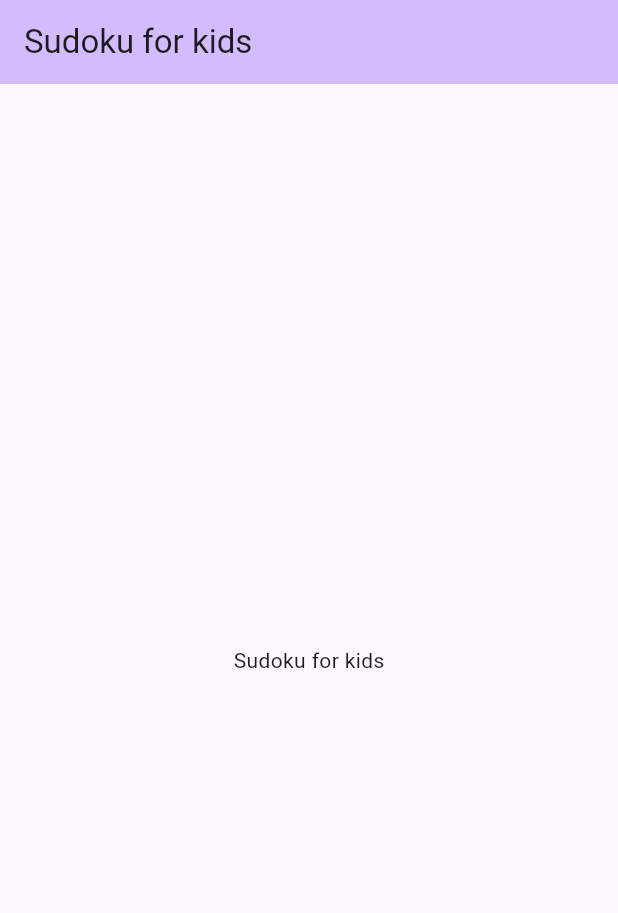
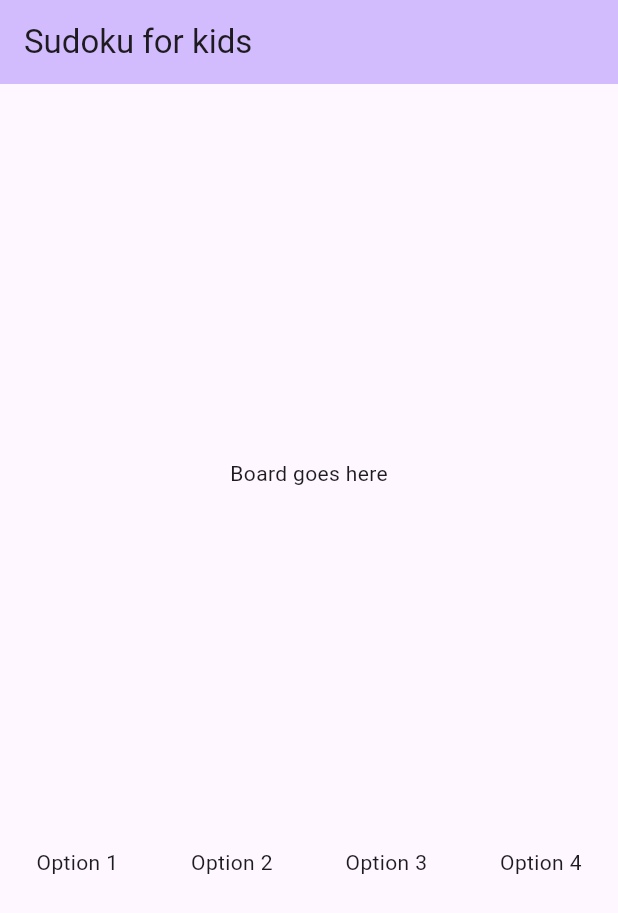
Before and after one commit to augustosalazar/f_simple_sudoku_ui_template, a Flutter app: the screen it shows after launch, on a phone screen of 412 x 824 dp. Shown: the top 913 px of the screen. Run offline on Flutter 3.47's test engine with Material 3 defaults, Android fonts, the phone set to English and light mode, and no system bars.

Commit message:
a bit of help

```diff
--- a/lib/ui/pages/sudoku.dart
+++ b/lib/ui/pages/sudoku.dart
@@ -12,13 +12,40 @@ class Sudoku extends StatelessWidget {
         ),
         body: const Center(
           child: Column(
-            mainAxisAlignment: MainAxisAlignment.center,
-            children: <Widget>[
-              Text(
-                'Sudoku for kids',
-              ),
+            children: [
+              Spacer(),
+              Board(),
+              Expanded(
+                  flex: 2,
+                  child: Row(
+                    children: [
+                      Expanded(
+                        child: Center(child: Text('Option 1')),
+                      ),
+                      Expanded(
+                        child: Center(child: Text('Option 2')),
+                      ),
+                      Expanded(
+                        child: Center(child: Text('Option 3')),
+                      ),
+                      Expanded(
+                        child: Center(child: Text('Option 4')),
+                      ),
+                    ],
+                  ))
             ],
           ),
         ));
   }
 }
+
+class Board extends StatelessWidget {
+  const Board({super.key});
+
+  @override
+  Widget build(BuildContext context) {
+    return const Center(
+      child: Text('Board goes here'),
+    );
+  }
+}
```
